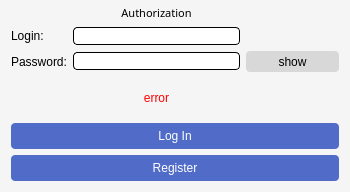
Qt form client/include/auth_window.ui (cowboymalboro1884/MessLess) before a commit.
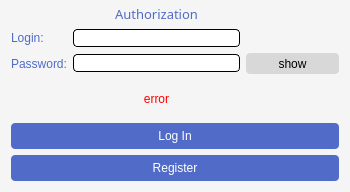
The same form after that commit.

```diff
--- a/client/include/auth_window.ui
+++ b/client/include/auth_window.ui
@@ -94,7 +94,8 @@
      <item row="1" column="0">
       <widget class="QLabel" name="loginLabel">
        <property name="styleSheet">
-        <string notr="true">font: 63 8pt &quot;Yu Gothic UI Semibold&quot;;</string>
+        <string notr="true">color: rgb(80, 108, 200);
+font: 87 10pt &quot;Arial Black&quot;;</string>
        </property>
        <property name="text">
         <string>Login:</string>
@@ -104,7 +105,8 @@
      <item row="2" column="0">
       <widget class="QLabel" name="passwordLabel">
        <property name="styleSheet">
-        <string notr="true">font: 63 8pt &quot;Yu Gothic UI Semibold&quot;;</string>
+        <string notr="true">color: rgb(80, 108, 200);
+font: 87 10pt &quot;Arial Black&quot;;</string>
        </property>
        <property name="text">
         <string>Password:</string>
@@ -169,9 +171,9 @@
       <widget class="QLabel" name="labelWelcome">
        <property name="font">
         <font>
-         <family>Yu Gothic UI Semibold</family>
-         <pointsize>8</pointsize>
-         <weight>7</weight>
+         <family>Arial Black</family>
+         <pointsize>10</pointsize>
+         <weight>10</weight>
          <italic>false</italic>
          <bold>false</bold>
          <kerning>true</kerning>
@@ -184,7 +186,8 @@
         <enum>Qt::LeftToRight</enum>
        </property>
        <property name="styleSheet">
-        <string notr="true">font: 63 8pt &quot;Yu Gothic UI Semibold&quot;;</string>
+        <string notr="true">color: rgb(80, 108, 200);
+font: 87 10pt &quot;Arial Black&quot;;</string>
        </property>
        <property name="text">
         <string>Authorization</string>
```
Left out of the diff: 8 changed lines with no effect on the pictures.
